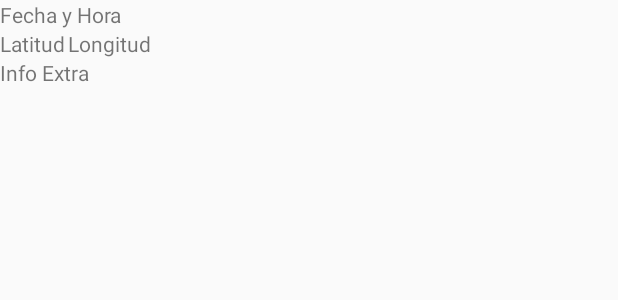
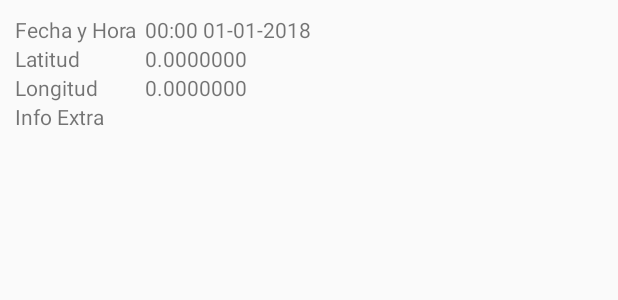
Before and after one commit to OSBooter/sequime, an Android app: the layout registrositem.xml on its own in the app's theme, with its tools: preview values and no code run, on a phone screen of 412 x 824 dp. Shown: the top 300 px of the screen. Run offline under Robolectric (Android 15) with nearby library versions, the light colour scheme and no system bars.

Commit message:
Version 0.3

```diff
--- a/app/build.gradle
+++ b/app/build.gradle
@@ -6,8 +6,8 @@ android {
         applicationId "pc.javier.seguime"
         minSdkVersion 18
         targetSdkVersion 26
-        versionCode 2
-        versionName "0.2"
+        versionCode 3
+        versionName "0.3"
         testInstrumentationRunner "android.support.test.runner.AndroidJUnitRunner"
     }
     buildTypes {
--- a/app/src/main/res/layout-land/registros.xml
+++ b/app/src/main/res/layout-land/registros.xml
@@ -5,6 +5,7 @@
     android:layout_height="match_parent"
 
     android:stretchColumns="0"
+
 
     tools:context="pc.javier.seguime.ActividadRegistros">
 
--- a/app/src/main/res/layout/ayuda.xml
+++ b/app/src/main/res/layout/ayuda.xml
@@ -26,7 +26,7 @@
             <TextView
                 android:layout_width="match_parent"
                 android:layout_height="wrap_content"
-                android:text = "Seguime \n Version 0.2"
+                android:text = "Seguime \n Versión 0.3"
                 android:id="@+id/version"
                 android:textAlignment="center"
                 />
--- a/app/src/main/res/layout/registros.xml
+++ b/app/src/main/res/layout/registros.xml
@@ -3,10 +3,7 @@
     xmlns:tools="http://schemas.android.com/tools"
     android:layout_width="match_parent"
     android:layout_height="match_parent"
-    android:paddingBottom="@dimen/activity_vertical_margin"
-    android:paddingLeft="@dimen/activity_horizontal_margin"
-    android:paddingRight="@dimen/activity_horizontal_margin"
-    android:paddingTop="@dimen/activity_vertical_margin"
+
     android:orientation="vertical"
     android:stretchColumns="0"
 
--- a/app/src/main/res/layout/registrositem.xml
+++ b/app/src/main/res/layout/registrositem.xml
@@ -1,7 +1,9 @@
 <?xml version="1.0" encoding="utf-8"?>
 <TableLayout xmlns:android="http://schemas.android.com/apk/res/android"
-    android:orientation="vertical" android:layout_width="match_parent"
+    android:orientation="vertical"
+    android:layout_width="match_parent"
     android:layout_height="match_parent"
+    android:padding="10sp"
 
     >
 
@@ -9,31 +11,54 @@
         <TextView
             android:layout_width="wrap_content"
             android:layout_height="wrap_content"
-            android:layout_alignParentRight="true"
+
             android:text="@string/fechahora"
-            android:id="@+id/registros_fecha"
+            android:layout_marginRight="5sp"
 
-            android:layout_span="3"
+            />
+        <TextView
+            android:layout_width="wrap_content"
+            android:layout_height="wrap_content"
+            android:text="00:00 01-01-2018"
+            android:id="@+id/registros_fechahora"
             />
         </TableRow>
+
+
     <TableRow>
     <TextView
 
         android:layout_width="wrap_content"
         android:layout_height="wrap_content"
-        android:id="@+id/registros_latitud"
         android:text="@string/latitud"
-        android:layout_marginRight="2sp"
         />
 
+        <TextView
+
+            android:layout_width="wrap_content"
+            android:layout_height="wrap_content"
+            android:id="@+id/registros_latitud"
+            android:text="0.0000000"
+            />
+
+    </TableRow>
+    <TableRow>
     <TextView
         android:layout_width="wrap_content"
         android:layout_height="wrap_content"
-        android:id="@+id/registros_longitud"
+
         android:text="@string/longitud"
-        android:layout_toRightOf="@+id/registros_divisor"
+
         android:layout_marginRight="2sp"
         />
+        <TextView
+            android:layout_width="wrap_content"
+            android:layout_height="wrap_content"
+            android:id="@+id/registros_longitud"
+            android:text="0.0000000"
+
+            android:layout_marginRight="2sp"
+            />
 
         </TableRow>
     <TableRow>
@@ -44,7 +69,8 @@
         android:id="@+id/registros_extra"
         android:layout_below="@+id/registros_latitud"
 
-        android:layout_span="3"
+        android:layout_span="2"
+        android:layout_marginRight="2sp"
         />
 
 
```
Also changed, not shown: app/src/main/java/pc/javier/seguime/ActividadOpciones.java (+13 -6 lines), app/src/main/java/pc/javier/seguime/ActividadRegistros.java (+54 -24 lines), app/src/main/java/pc/javier/seguime/handler/Comandos.java (+41 -2 lines), app/src/main/java/pc/javier/seguime/interfaz/GestorCoordenadas.java (+20 -8 lines), app/src/main/java/pc/javier/seguime/utilidades/FechaHora.java (+8 -0 lines), app/src/main/res/values/strings.xml (+24 -23 lines), 5 other files.
